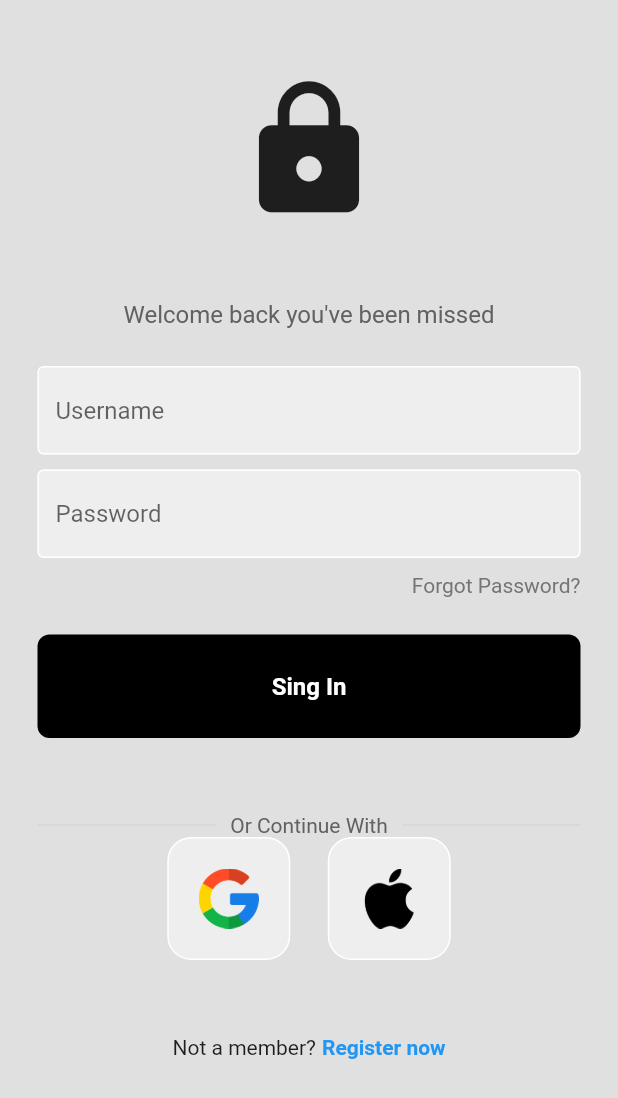
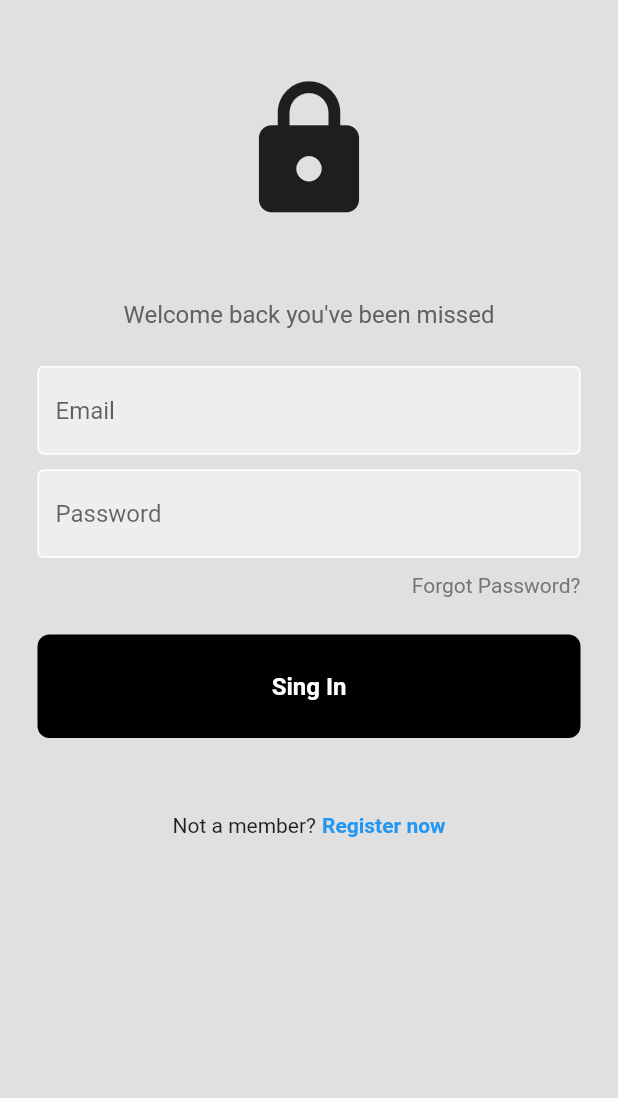
Before and after one commit to JorgeArmas17/Arsim, a Flutter app: the screen it shows after launch, on a phone screen of 412 x 824 dp. Shown: the top 1098 px of the screen. Run offline on Flutter 3.47's test engine with Material 2 defaults, Android fonts, the phone set to English and light mode, and no system bars; our stand-ins replace firebase_auth; accounts and stored records are empty.

Commit message:
Nuevo Login

```diff
--- a/lib/pages/login_page.dart
+++ b/lib/pages/login_page.dart
@@ -1,17 +1,23 @@
 import 'package:arsim/components/my_button.dart';
 import 'package:arsim/components/my_textfield.dart';
 import 'package:arsim/components/square_tile.dart';
+import 'package:firebase_auth/firebase_auth.dart';
 import 'package:flutter/material.dart';
 
 class LoginPage extends StatelessWidget {
   LoginPage({super.key});
 
   //text editing controller
-  final userNameController  = TextEditingController();
+  final userNameController = TextEditingController();
   final passwordController = TextEditingController();
 
   //sign user in method
-  void signUserIn(){}
+  Future signUserIn() async {
+    FirebaseAuth.instance.signInWithEmailAndPassword(
+      email: userNameController.text.trim(),
+      password: passwordController.text.trim(),
+    );
+  }
 
   @override
   Widget build(BuildContext context) {
@@ -19,11 +25,13 @@ class LoginPage extends StatelessWidget {
       backgroundColor: Colors.grey[300],
       body: SafeArea(
         child: Center(
-          child: Column(
-            children: [
-              const SizedBox(height: 50),
+          child: Column(children: [
+            const SizedBox(height: 50),
             //logo
-            const Icon(Icons.lock,size: 100,),
+            const Icon(
+              Icons.lock,
+              size: 100,
+            ),
 
             const SizedBox(height: 50),
             //welcome back, you've been mised
@@ -39,8 +47,8 @@ class LoginPage extends StatelessWidget {
 
             //username textfield
             MyTextField(
-              controller:  userNameController,
-              hintText: 'Username',
+              controller: userNameController,
+              hintText: 'Email',
               obscureText: false,
             ),
 
@@ -72,52 +80,7 @@ class LoginPage extends StatelessWidget {
             const SizedBox(height: 25),
 
             //sign in button
-            MyButton(
-              onTap: signUserIn
-            ),
-
-            const SizedBox(height: 50),
-
-            //or continue with
-            Padding(
-              padding: const EdgeInsets.symmetric(horizontal: 25),
-              child: Row(
-                children: [
-                  Expanded(
-                    child: Divider(
-                      thickness: 0.3,
-                      color: Colors.grey[400],
-                    ),
-                  ),
-                  Padding(
-                    padding: const EdgeInsets.symmetric(horizontal: 10.0),
-                    child: Text(
-                      'Or Continue With',
-                      style: TextStyle(color: Colors.grey[700]),
-                      ),
-                  ),
-                  Expanded(
-                    child: Divider(
-                      thickness: 0.3,
-                      color: Colors.grey[400],
-                    ),
-                  ),
-                ],
-              ),
-            ),
-
-            //google + apple sign in buttons
-            Row(
-              mainAxisAlignment: MainAxisAlignment.center,
-              children: [
-                //google Button
-                SquareTile(imagePath: 'lib/images/google.png'),
-
-                SizedBox(width: 25),
-                //Apple Button
-                SquareTile(imagePath: 'lib/images/apple.png'),
-              ],
-            ),
+            MyButton(onTap: signUserIn),
 
             const SizedBox(height: 50),
 
@@ -129,8 +92,7 @@ class LoginPage extends StatelessWidget {
                 Text(
                   'Register now',
                   style: TextStyle(
-                    color: Colors.blue, fontWeight: FontWeight.bold
-                  ),
+                      color: Colors.blue, fontWeight: FontWeight.bold),
                 ),
               ],
             )
--- a/pubspec.yaml
+++ b/pubspec.yaml
@@ -35,6 +35,7 @@ dependencies:
   # The following adds the Cupertino Icons font to your application.
   # Use with the CupertinoIcons class for iOS style icons.
   cupertino_icons: ^1.0.2
+  firebase_auth: ^3.3.14
 
 dev_dependencies:
   flutter_test:
```
Also changed, not shown: pubspec.lock, 1 other file.
